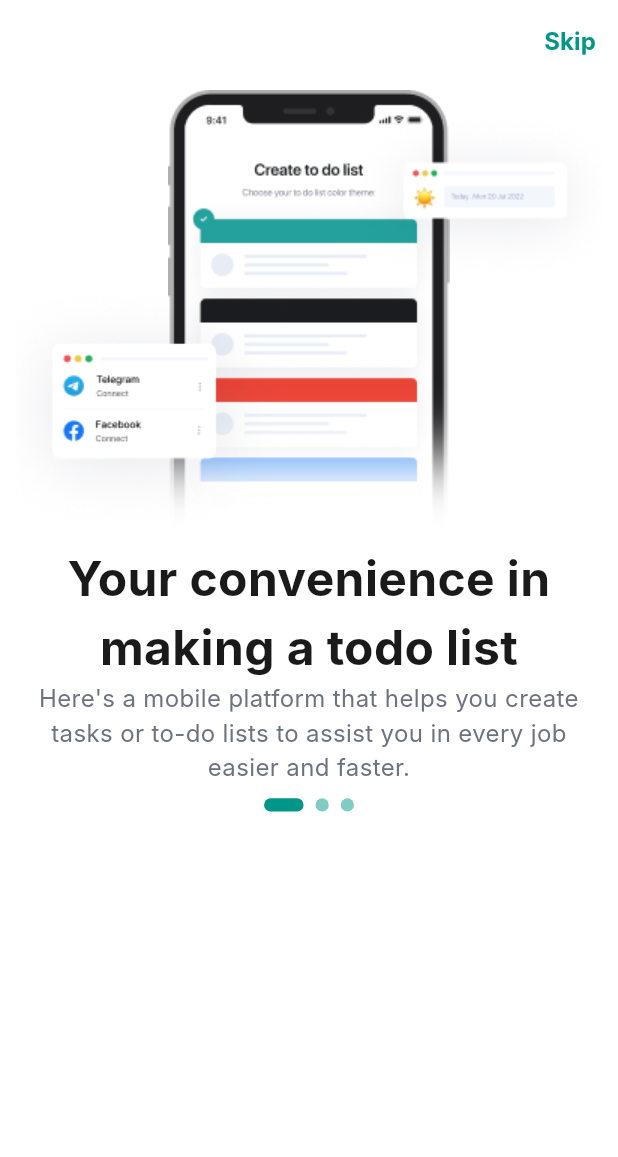
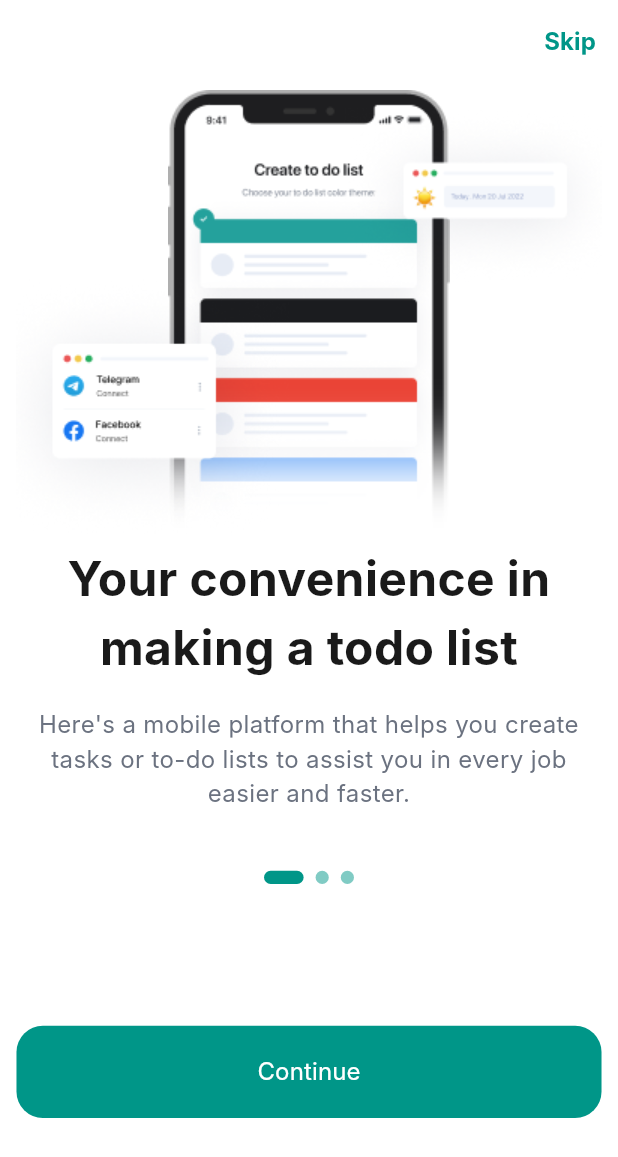
Before and after one commit to kaitogiang/AdvancedTodoApp, a Flutter app: the screen it shows after launch, on a phone screen of 412 x 824 dp. Shown: the top 1157 px of the screen. Run offline on Flutter 3.47's test engine with Material 3 defaults, Android fonts, the phone set to English and light mode, and no system bars; drawn by our look-alikes of smooth_page_indicator; our stand-ins replace flutter_svg, go_router, loader_overlay, vector_graphics; Roboto replaces fonts that are missing (Inter).

Commit message:
feat: create static onboarding step 2

```diff
--- a/packages/auth/lib/src/presentation/pages/onboarding/onboarding_step1_screen.dart
+++ b/packages/auth/lib/src/presentation/pages/onboarding/onboarding_step1_screen.dart
@@ -69,16 +69,12 @@ class _OnboardingView
   }
 
   Widget _buildOnboardingStep2(BuildContext context) {
-    return Padding(
-      padding: AppSize.s10.paddingHorizontal.copyWith(bottom: AppSize.s8),
-      child: Column(
+    return Column(
       mainAxisAlignment: MainAxisAlignment.center,
       crossAxisAlignment: CrossAxisAlignment.stretch,
       children: <Widget>[
         BottomFadeBlur(
-            image: Assets.images.onboarding1Illustration1.image(
-              package: 'auth',
-            ),
+          image: Assets.images.onboarding1Illustration1.image(package: 'auth'),
           subImageLeft: Assets.images.onboarding1Illustration2.image(
             package: 'auth',
           ),
@@ -91,13 +87,14 @@ class _OnboardingView
           style: AppTextStyles.h1(fontWeight: FontWeight.bold),
           textAlign: TextAlign.center,
         ),
+        AppSize.s16.toHGap,
         Text(
           AppTranslate.current.onboarding2Subtitle,
           style: AppTextStyles.body(color: AppColors.textSecondary),
           textAlign: TextAlign.center,
         ),
+        AppSize.s36.toHGap,
       ],
-      ),
     );
   }
 
@@ -121,6 +118,9 @@ class _OnboardingView
       body: SafeArea(
         child: SizedBox(
           width: double.infinity,
+          child: Padding(
+            padding: AppSize.s10.paddingHorizontal.copyWith(bottom: AppSize.s8),
+            child: SingleChildScrollView(
               child: Column(
                 mainAxisAlignment: MainAxisAlignment.start,
                 crossAxisAlignment: CrossAxisAlignment.center,
@@ -131,7 +131,14 @@ class _OnboardingView
                     dotColor: AppColors.primary.withValues(alpha: 0.5),
                     activeColor: AppColors.primary,
                   ),
+                  AppSize.s86.toHGap,
+                  AppButton(
+                    title: AppTranslate.current.Continue,
+                    onPressed: () {},
+                  ),
                 ],
+              ),
+            ),
           ),
         ),
       ),
--- a/packages/common_utils/lib/common_utils.dart
+++ b/packages/common_utils/lib/common_utils.dart
@@ -5,7 +5,9 @@ export './src/core/app_constants/app_colors.dart';
 export './src/core/app_constants/app_sizes.dart';
 export './src/core/app_constants/app_text_styles.dart';
 export './src/core/extensions/context_extension.dart';
+export './src/core/extensions/number_extension.dart';
 export './src/core/extensions/padding_extension.dart';
 export './src/core/translations/generated/l10n.dart';
+export './src/presentation/widgets/app_button.dart';
 export './src/presentation/widgets/custom_app_bar.dart';
 export './src/presentation/widgets/widget_view.dart';
--- a/packages/common_utils/lib/src/core/app_constants/app_sizes.dart
+++ b/packages/common_utils/lib/src/core/app_constants/app_sizes.dart
@@ -53,6 +53,8 @@ class AppSize {
 
   static double get s32 => scale(32);
 
+  static double get s36 => scale(36);
+
   static double get s40 => scale(40);
 
   static double get s48 => scale(48);
@@ -62,22 +64,38 @@ class AppSize {
   static double get s64 => scale(64);
 
   static double get s65 => scale(65);
+
   static double get s66 => scale(66);
+
   static double get s67 => scale(67);
+
   static double get s68 => scale(68);
+
   static double get s69 => scale(69);
+
   static double get s70 => scale(70);
+
   static double get s71 => scale(71);
+
   static double get s72 => scale(72);
+
   static double get s73 => scale(73);
+
   static double get s74 => scale(74);
+
   static double get s75 => scale(75);
+
   static double get s76 => scale(76);
+
   static double get s77 => scale(77);
+
   static double get s78 => scale(78);
+
   static double get s79 => scale(79);
 
   static double get s80 => scale(80);
+
+  static double get s86 => scale(86);
 
   static double get s100 => scale(100);
 
--- /dev/null
+++ b/packages/common_utils/lib/src/core/extensions/number_extension.dart
@@ -0,0 +1,7 @@
+import 'package:flutter/cupertino.dart';
+
+extension NumberExtension on num {
+  Widget get toVGap => SizedBox(width: toDouble());
+
+  Widget get toHGap => SizedBox(height: toDouble());
+}
--- /dev/null
+++ b/packages/common_utils/lib/src/presentation/widgets/app_button.dart
@@ -0,0 +1,38 @@
+import 'package:common_utils/src/core/app_constants/app_colors.dart';
+import 'package:common_utils/src/core/app_constants/app_sizes.dart';
+import 'package:common_utils/src/core/app_constants/app_text_styles.dart';
+import 'package:common_utils/src/core/extensions/context_extension.dart';
+import 'package:flutter/material.dart';
+
+class AppButton extends StatelessWidget {
+  const AppButton({
+    super.key,
+    required this.title,
+    required this.onPressed,
+    this.textStyle,
+    this.backgroundColor,
+  });
+
+  final String title;
+  final VoidCallback onPressed;
+  final TextStyle? textStyle;
+  final Color? backgroundColor;
+
+  @override
+  Widget build(BuildContext context) {
+    return FilledButton(
+      style: FilledButton.styleFrom(
+        backgroundColor: backgroundColor ?? AppColors.primary,
+        fixedSize: Size(context.width, AppSize.s56),
+        shape: RoundedRectangleBorder(
+          borderRadius: BorderRadius.circular(AppSize.s16),
+        ),
+      ),
+      onPressed: onPressed ?? () => {},
+      child: Text(
+        title,
+        style: textStyle ?? AppTextStyles.body(color: AppColors.white),
+      ),
+    );
+  }
+}
```
Lines whose indentation alone changed are shown as unchanged.
